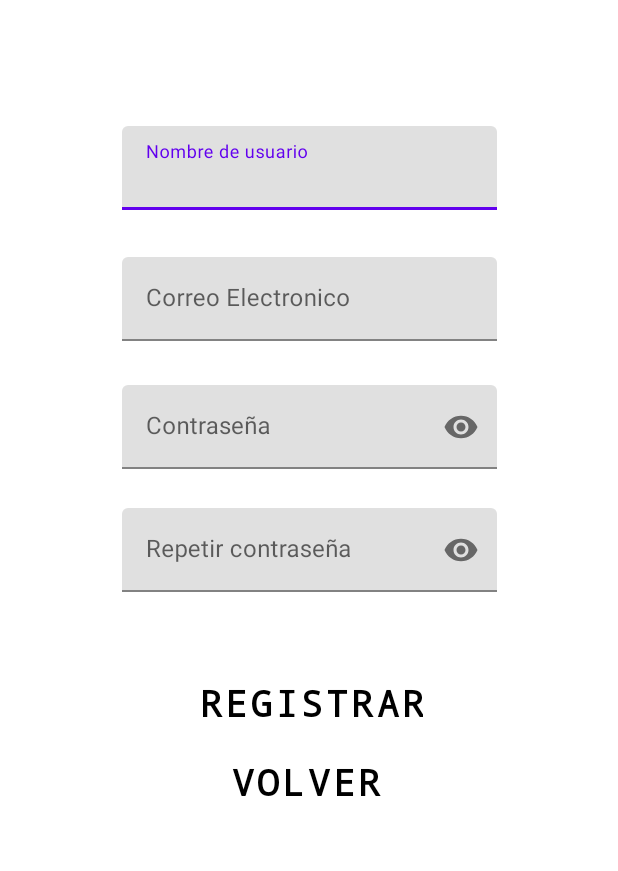
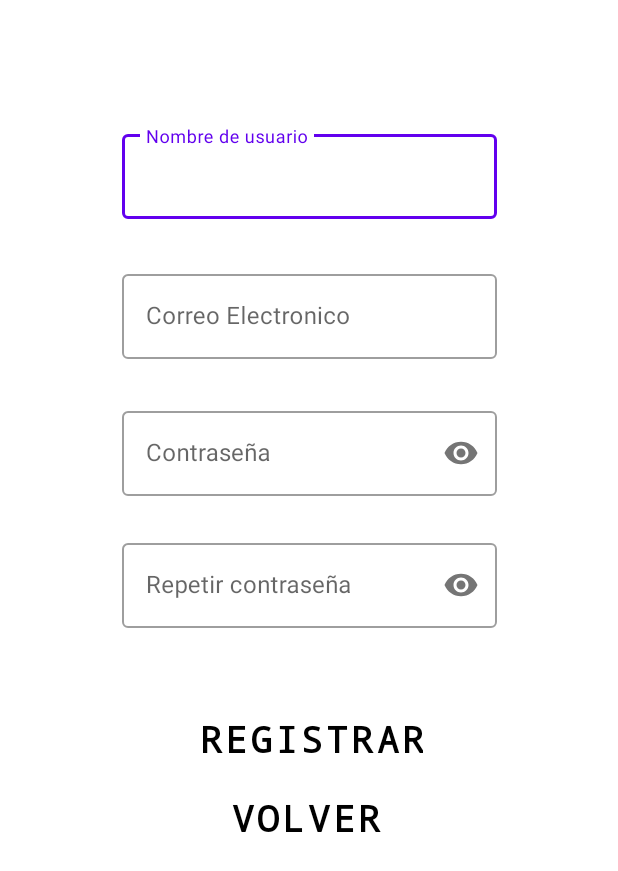
Before and after one commit to jacksrlt/ADAapp, an Android app: the RegisterActivity screen opened directly, with no data from a screen before it, on a phone screen of 412 x 824 dp. Shown: the top 871 px of the screen. Run offline under Robolectric (Android 15) with nearby library versions, the phone set to English and light mode, and no system bars; our stand-ins replace Firebase (no records; nobody signed in at launch, a user with empty details on screens opened directly).

Commit message:
"Estilo"

```diff
--- a/app/src/main/AndroidManifest.xml
+++ b/app/src/main/AndroidManifest.xml
@@ -18,7 +18,8 @@
             android:exported="true" />
         <activity
             android:name=".SplashScreen"
-            android:exported="true">
+            android:exported="true"
+             >
             <intent-filter>
                 <action android:name="android.intent.action.MAIN" />
 
--- a/app/src/main/java/com/mijale/adaapp/SplashScreen.java
+++ b/app/src/main/java/com/mijale/adaapp/SplashScreen.java
@@ -16,6 +16,8 @@ public class SplashScreen extends AppCompatActivity {
         openApp(true);
 
 
+
+
     }
 
     private void openApp(boolean locationPermission) {
--- a/app/src/main/res/layout/activity_login.xml
+++ b/app/src/main/res/layout/activity_login.xml
@@ -11,6 +11,7 @@
 
     <com.google.android.material.textfield.TextInputLayout
         android:id="@+id/textField1"
+        style="@style/Widget.MaterialComponents.TextInputLayout.OutlinedBox"
         android:layout_width="250dp"
         android:layout_height="wrap_content"
         android:layout_marginTop="34dp"
@@ -33,6 +34,7 @@
 
     <com.google.android.material.textfield.TextInputLayout
         android:id="@+id/textField2"
+        style="@style/Widget.MaterialComponents.TextInputLayout.OutlinedBox"
         android:layout_width="250dp"
         android:layout_height="wrap_content"
         android:layout_marginTop="37dp"
--- a/app/src/main/res/layout/activity_register.xml
+++ b/app/src/main/res/layout/activity_register.xml
@@ -10,6 +10,7 @@
 
     <com.google.android.material.textfield.TextInputLayout
         android:id="@+id/textField1"
+        style="@style/Widget.MaterialComponents.TextInputLayout.OutlinedBox"
         android:layout_width="250dp"
         android:layout_height="wrap_content"
         android:layout_marginTop="84dp"
@@ -31,6 +32,7 @@
 
     <com.google.android.material.textfield.TextInputLayout
         android:id="@+id/textField2"
+        style="@style/Widget.MaterialComponents.TextInputLayout.OutlinedBox"
         android:layout_width="250dp"
         android:layout_height="wrap_content"
         android:layout_marginTop="31dp"
@@ -52,6 +54,7 @@
 
     <com.google.android.material.textfield.TextInputLayout
         android:id="@+id/textField3"
+        style="@style/Widget.MaterialComponents.TextInputLayout.OutlinedBox"
         android:layout_width="250dp"
         android:layout_height="wrap_content"
         android:layout_marginTop="29dp"
@@ -74,6 +77,7 @@
 
     <com.google.android.material.textfield.TextInputLayout
         android:id="@+id/textField4"
+        style="@style/Widget.MaterialComponents.TextInputLayout.OutlinedBox"
         android:layout_width="250dp"
         android:layout_height="wrap_content"
         android:layout_marginTop="26dp"
--- a/app/src/main/res/layout/activity_splash_screen.xml
+++ b/app/src/main/res/layout/activity_splash_screen.xml
@@ -6,6 +6,7 @@
     android:layout_height="match_parent"
     tools:context=".SplashScreen"
     android:background="@color/black"
+
     >
 
 
```
Also changed, not shown: app/src/main/res/layout/fragment_profile.xml (+6 -6 lines).
